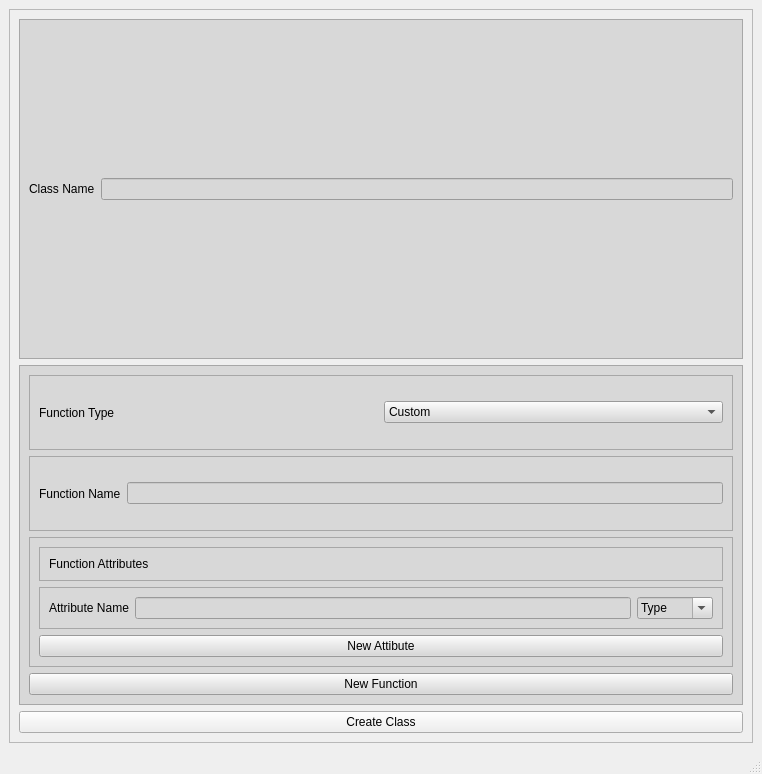
Above: UI/raws/RawUi.ui from leogutschow/ClassCreatorHelper before the change. Below: the same form after it.
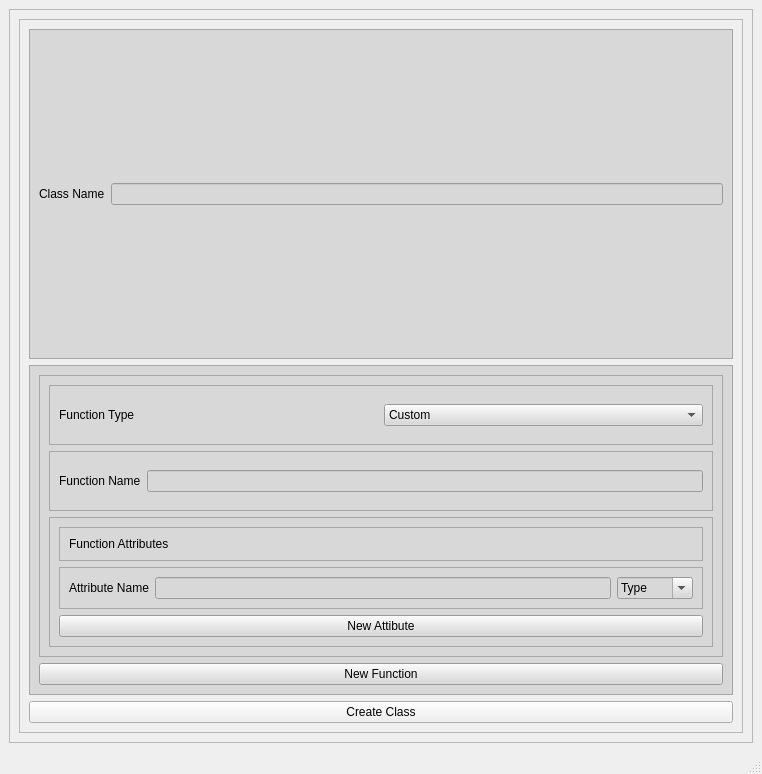
That is the form after the change.

```diff
--- a/UI/raws/RawUi.ui
+++ b/UI/raws/RawUi.ui
@@ -28,6 +28,21 @@
       </property>
       <layout class="QVBoxLayout" name="verticalLayout_2">
        <item>
+        <widget class="QScrollArea" name="scrollArea">
+         <property name="widgetResizable">
+          <bool>true</bool>
+         </property>
+         <widget class="QWidget" name="scrollAreaWidgetContents">
+          <property name="geometry">
+           <rect>
+            <x>0</x>
+            <y>0</y>
+            <width>722</width>
+            <height>693</height>
+           </rect>
+          </property>
+          <layout class="QVBoxLayout" name="verticalLayout_7">
+           <item>
         <widget class="QFrame" name="ClassNameFrame">
          <property name="autoFillBackground">
           <bool>false</bool>
@@ -71,6 +86,15 @@
          </property>
          <layout class="QVBoxLayout" name="verticalLayout_3">
           <item>
+               <widget class="QFrame" name="frame_2">
+                <property name="frameShape">
+                 <enum>QFrame::StyledPanel</enum>
+                </property>
+                <property name="frameShadow">
+                 <enum>QFrame::Raised</enum>
+                </property>
+                <layout class="QVBoxLayout" name="verticalLayout_6">
+                 <item>
            <widget class="QFrame" name="FunctionTypeFrame">
             <property name="autoFillBackground">
              <bool>false</bool>
@@ -270,6 +294,9 @@
             </layout>
            </widget>
           </item>
+                </layout>
+               </widget>
+              </item>
           <item>
            <widget class="QPushButton" name="NewFunction">
             <property name="text">
@@ -288,6 +315,10 @@
          <property name="text">
           <string>Create Class</string>
          </property>
+            </widget>
+           </item>
+          </layout>
+         </widget>
         </widget>
        </item>
       </layout>
```
Lines whose indentation alone changed are shown as unchanged.
